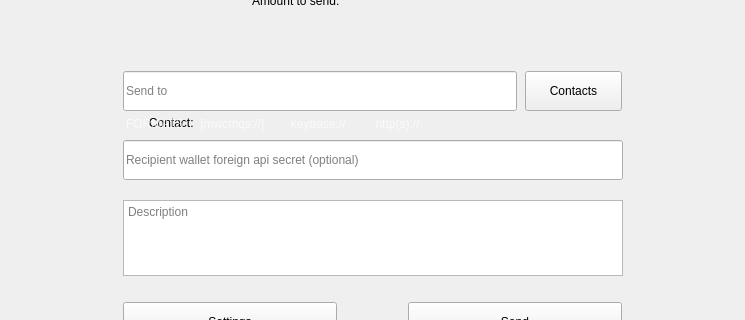
Above: windows_desktop/g_sendOnline.ui from 0xkobe/mwc-wallet before the change; both pictures show x 0 to 745 and y 163 to 483 of the 745 by 585 pixel window. Below: the same form after it.
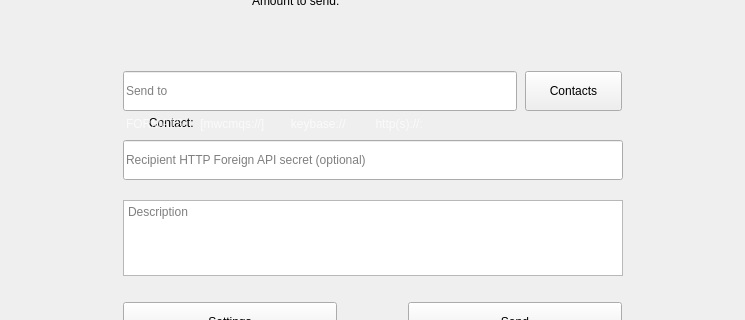
That is the form after the change. Icons and pictures are not drawn. Custom widgets are drawn as their Qt base class.

Commit message: https://github.com/mwcproject/mwc-qt-wallet/issues/417

Diff of the .ui file:
```diff
--- a/windows_desktop/g_sendOnline.ui
+++ b/windows_desktop/g_sendOnline.ui
@@ -363,7 +363,7 @@
             <number>1024</number>
            </property>
            <property name="placeholderText">
-            <string>Recipient wallet foreign api secret (optional)</string>
+            <string>Recipient HTTP Foreign API secret (optional)</string>
            </property>
           </widget>
          </item>
```
Left out of the diff: 8 changed lines with no effect on the pictures. The commit also changes 1 other file.
